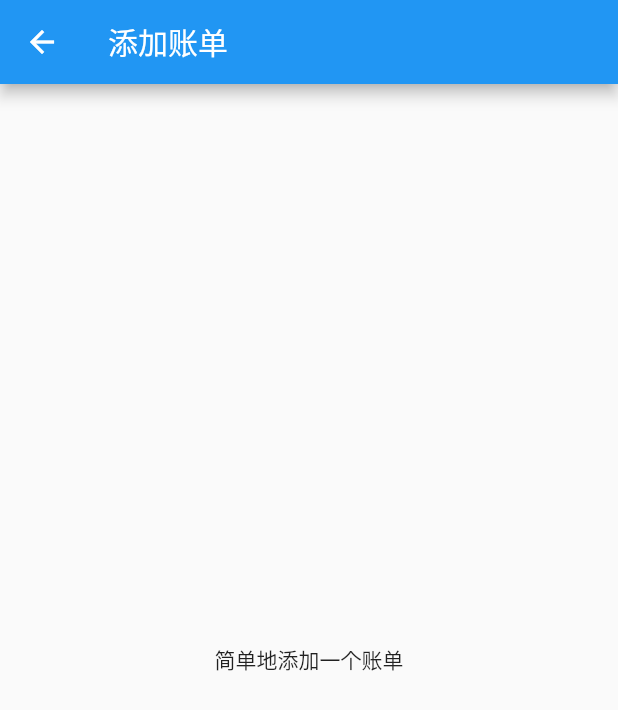
After one commit to ggaier/jizhang, a Flutter app: the screen it shows after launch, after a tap on the "add" icon, on a phone screen of 412 x 824 dp. The commit adds this screen. Shown: the top 710 px of the screen. Run offline on Flutter 3.47's test engine with Material 2 defaults, Android fonts, the phone set to English and light mode, and no system bars; our stand-ins replace flutter_bloc; missing offline and left inert: dart:ffi.

Commit message:
完善navigator导航

```diff
--- /dev/null
+++ b/lib/add_bill/add_bill_view.dart
@@ -0,0 +1,22 @@
+import 'package:flutter/material.dart';
+
+class AddBillView extends StatefulWidget {
+  @override
+  State<StatefulWidget> createState() {
+    return _AddBillState();
+  }
+}
+
+class _AddBillState extends State {
+  @override
+  Widget build(BuildContext context) {
+    return Scaffold(
+      appBar: AppBar(
+        title: Text("添加账单"),
+      ),
+      body: Center(
+        child: Text("简单地添加一个账单"),
+      ),
+    );
+  }
+}
--- /dev/null
+++ b/lib/app_route_path.dart
@@ -0,0 +1,33 @@
+class ABRoutePath {
+  static const String PATH_HOME = "/accountbook";
+  static const String PATH_SEPARATOR = "/";
+  static const String PATH_ADD_BILL = "$PATH_HOME${PATH_SEPARATOR}add";
+
+  final String? billId;
+  final bool isUnknown;
+  final String path;
+
+  ABRoutePath.unknown()
+      : billId = null,
+        isUnknown = true,
+        path = "";
+
+  ABRoutePath.home()
+      : billId = null,
+        isUnknown = false,
+        path = PATH_HOME;
+
+  ABRoutePath.add()
+      : billId = null,
+        isUnknown = false,
+        path = PATH_ADD_BILL;
+
+  ABRoutePath.path(String path, {String? billId})
+      : this.billId = billId,
+        isUnknown = false,
+        this.path = path;
+
+  bool get isAddBill => path == PATH_ADD_BILL;
+
+  bool get isHomePage => path == PATH_HOME;
+}
--- a/lib/bills/bills_view.dart
+++ b/lib/bills/bills_view.dart
@@ -1,3 +1,5 @@
+import 'dart:ffi';
+
 import 'package:accountbook/bills/bills_bloc.dart';
 import 'package:accountbook/repository/bills_repository.dart';
 import 'package:accountbook/vo/bill.dart';
@@ -8,8 +10,9 @@ import 'package:intl/intl.dart';
 class BillsView extends StatelessWidget {
   final String _title;
   final DateTime? _date = DateTime.now().toLocal();
+  final VoidCallback _onTapped;
 
-  BillsView({required String title}) : _title = title;
+  BillsView({required String title, required VoidCallback onTapped}) : _title = title, _onTapped = onTapped;
 
   String _formattedDate(BuildContext context) {
     final df = DateFormat.yMMM(languageCode(context));
@@ -30,7 +33,7 @@ class BillsView extends StatelessWidget {
         appBar: _buildAppBar(context),
         body: _buildBillsView(context),
         floatingActionButton: FloatingActionButton(
-          onPressed: () {},
+          onPressed: _onTapped,
           tooltip: 'Increment',
           child: Icon(Icons.add),
         ), // This trailing comma makes auto-formatting nicer for build methods.
--- a/lib/main.dart
+++ b/lib/main.dart
@@ -1,7 +1,9 @@
 import 'dart:math';
 
 import 'package:accountbook/bills/bills_view.dart';
+import 'package:accountbook/navigator.dart';
 import 'package:accountbook/repository/bills_repository.dart';
+import 'package:accountbook/route_parser.dart';
 import 'package:flutter/material.dart';
 import 'package:flutter_bloc/flutter_bloc.dart';
 import 'package:flutter_localizations/flutter_localizations.dart';
@@ -11,6 +13,10 @@ void main() {
 }
 
 class MyApp extends StatelessWidget {
+
+  final _routeDelegate = ABRouteDelegate();
+  final _routeInfoParser = ABRouteInfoParser();
+
   // This widget is the root of your application.
   @override
   Widget build(BuildContext context) {
@@ -46,7 +52,7 @@ class MyApp extends StatelessWidget {
       ),
       home: RepositoryProvider(
         create: (context) => BillsRepositoryImpl(),
-        child: BillsView(title: ""),
+        child: MaterialApp.router(routeInformationParser: _routeInfoParser, routerDelegate: _routeDelegate)
       ),
     );
   }
--- /dev/null
+++ b/lib/navigator.dart
@@ -0,0 +1,54 @@
+import 'package:accountbook/add_bill/add_bill_view.dart';
+import 'package:accountbook/app_route_path.dart';
+import 'package:flutter/material.dart';
+
+import 'bills/bills_view.dart';
+
+class ABRouteDelegate extends RouterDelegate<ABRoutePath>
+    with ChangeNotifier, PopNavigatorRouterDelegateMixin<ABRoutePath> {
+  ABRoutePath? _currentRoutePath;
+
+  @override
+  ABRoutePath? get currentConfiguration => _currentRoutePath ?? ABRoutePath.home();
+
+  @override
+  Widget build(BuildContext context) {
+    return Navigator(
+      pages: [
+        MaterialPage(
+            child: BillsView(
+              title: "",
+              onTapped: _handleOnAddBillClicked,
+            ),
+            key: ValueKey("BillsView")),
+        if (_currentRoutePath?.isUnknown == true)
+          MaterialPage(key: ValueKey("UnknownPage"), child: Center(child: Text("404 not found")))
+        else if (_currentRoutePath?.isAddBill == true)
+          MaterialPage(child: AddBillView(), key: ValueKey("AddBill"))
+      ],
+      onPopPage: (route, result) {
+        if (!route.didPop(result)) {
+          return false;
+        }
+        _currentRoutePath = null;
+        notifyListeners();
+        return true;
+      },
+    );
+  }
+
+  @override
+  Future<void> setNewRoutePath(ABRoutePath configuration) async {
+    //
+  }
+
+  void _handleOnAddBillClicked() {
+    _currentRoutePath = ABRoutePath.add();
+    notifyListeners();
+  }
+
+  final _navigatorKey = GlobalKey<NavigatorState>();
+
+  @override
+  GlobalKey<NavigatorState>? get navigatorKey => _navigatorKey;
+}
--- /dev/null
+++ b/lib/route_parser.dart
@@ -0,0 +1,40 @@
+import 'package:accountbook/app_route_path.dart';
+import 'package:flutter/cupertino.dart';
+
+class ABRouteInfoParser extends RouteInformationParser<ABRoutePath> {
+  @override
+  Future<ABRoutePath> parseRouteInformation(RouteInformation routeInformation) async {
+    final location = routeInformation.location ?? "";
+    Uri? uri;
+    try {
+      uri = Uri.parse(location);
+    } on FormatException {
+      return ABRoutePath.unknown();
+    }
+    if (uri.pathSegments.length == 0) {
+      return ABRoutePath.home();
+    }
+    if (uri.pathSegments.length == 3) {
+      final billId = uri.pathSegments.last;
+      return ABRoutePath.path(uri.path, billId: billId);
+    }
+    if (uri.pathSegments.length == 2) {
+      return ABRoutePath.path(uri.path);
+    }
+    return ABRoutePath.unknown();
+  }
+
+  @override
+  RouteInformation? restoreRouteInformation(ABRoutePath configuration) {
+    if (configuration.isUnknown) {
+      return RouteInformation(location: "/404");
+    }
+    if (configuration.isHomePage) {
+      return RouteInformation(location: "/");
+    }
+    if (configuration.isAddBill) {
+      return RouteInformation(location: ABRoutePath.PATH_ADD_BILL);
+    }
+    return super.restoreRouteInformation(configuration);
+  }
+}
```
